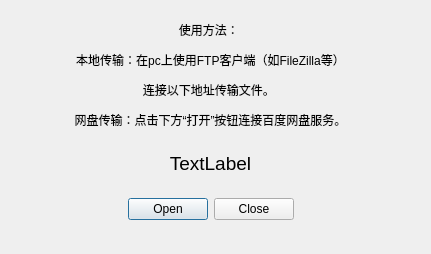
Above: boeye/showip/dialog.ui from pretyman/qindle before the change. Below: the same form after it.
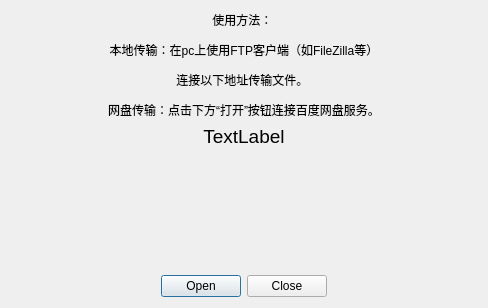
That is the form after the change.

Patch:
```diff
--- a/boeye/showip/dialog.ui
+++ b/boeye/showip/dialog.ui
@@ -6,26 +6,14 @@
    <rect>
     <x>0</x>
     <y>0</y>
-    <width>431</width>
-    <height>254</height>
+    <width>488</width>
+    <height>308</height>
    </rect>
   </property>
   <property name="windowTitle">
    <string>ShowIP</string>
   </property>
-  <widget class="QWidget" name="layoutWidget">
-   <property name="geometry">
-    <rect>
-     <x>10</x>
-     <y>10</y>
-     <width>401</width>
-     <height>221</height>
-    </rect>
-   </property>
    <layout class="QVBoxLayout" name="verticalLayout">
-    <property name="sizeConstraint">
-     <enum>QLayout::SetDefaultConstraint</enum>
-    </property>
     <item>
      <widget class="QLabel" name="label">
       <property name="text">
@@ -54,6 +42,19 @@
       </property>
      </widget>
     </item>
+   <item>
+    <spacer name="verticalSpacer">
+     <property name="orientation">
+      <enum>Qt::Vertical</enum>
+     </property>
+     <property name="sizeHint" stdset="0">
+      <size>
+       <width>20</width>
+       <height>40</height>
+      </size>
+     </property>
+    </spacer>
+   </item>
     <item>
      <widget class="QDialogButtonBox" name="buttonBox">
       <property name="standardButtons">
@@ -65,7 +66,6 @@
      </widget>
     </item>
    </layout>
-  </widget>
  </widget>
  <layoutdefault spacing="6" margin="11"/>
  <resources/>
```
Lines whose indentation alone changed are shown as unchanged.
